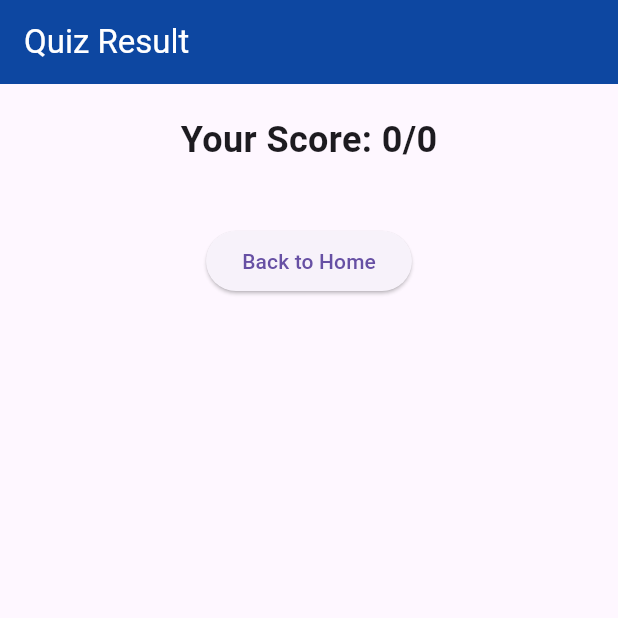
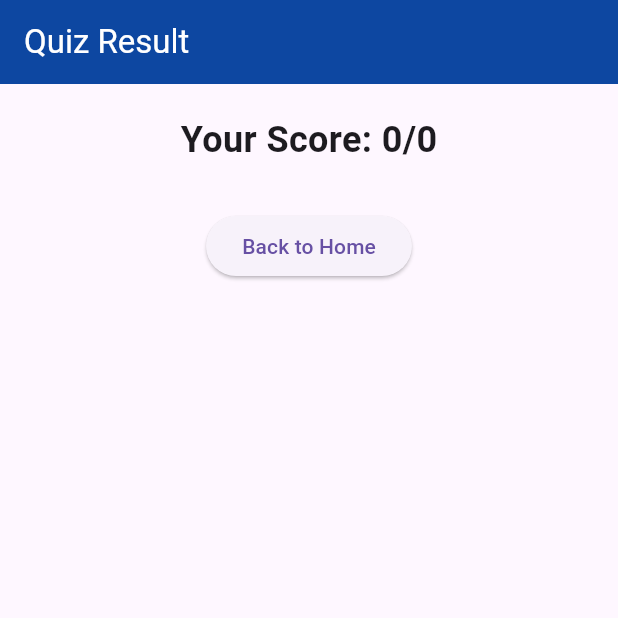
Before and after one commit to thisisdishang/BrainTease, a Flutter app: the ResultScreen screen opened directly with empty values, on a phone screen of 412 x 824 dp, the top half of it. Run offline on Flutter 3.47's test engine with Material 3 defaults, Android fonts, the phone set to English and light mode, and no system bars; our stand-ins replace curved_navigation_bar, html_unescape, shared_preferences; accounts and stored records are empty; network calls fail; project files that could hold a hidden picture were left out.

Commit message:
Update history and result screen add elevation

```diff
--- a/lib/screens/history_screen.dart
+++ b/lib/screens/history_screen.dart
@@ -53,6 +53,7 @@ class HistoryScreen extends StatelessWidget {
                         "Unknown Category";
 
                 return Card(
+                  elevation: 5,
                   margin: const EdgeInsets.all(10),
                   child: ListTile(
                     title: Text(
--- a/lib/screens/result_screen.dart
+++ b/lib/screens/result_screen.dart
@@ -33,7 +33,7 @@ class ResultScreen extends StatelessWidget {
               "Your Score: $score/$totalQuestions",
               style: const TextStyle(fontSize: 24, fontWeight: FontWeight.bold),
             ),
-            const SizedBox(height: 20),
+            const SizedBox(height: 10),
             ListView.builder(
               shrinkWrap: true,
               physics: NeverScrollableScrollPhysics(),
@@ -43,6 +43,7 @@ class ResultScreen extends StatelessWidget {
                 return Padding(
                   padding: const EdgeInsets.all(8.0),
                   child: Card(
+                    elevation: 5,
                     child: ListTile(
                       title: Text("Q${index+1}: ${question['question']}"),
                       subtitle: Column(
```
